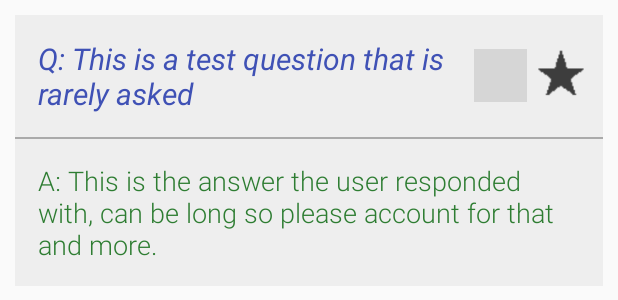
After one commit to leef3/Interview_Prepper_Interviewee, an Android app: the layout question_list_item.xml on its own in the app's theme, with its tools: preview values and no code run, on a phone screen of 412 x 824 dp. The commit adds this screen. Shown: the top 300 px of the screen. Run offline under Robolectric (Android 15) with nearby library versions, the phone set to English and light mode, and no system bars; grey boxes are pictures that could not be loaded.

Commit message:
Working QuestionList, Test Save

```diff
--- a/app/src/main/java/studios/redleef/interviewprepperinterviewee/MainActivity.java
+++ b/app/src/main/java/studios/redleef/interviewprepperinterviewee/MainActivity.java
@@ -52,6 +52,7 @@ public class MainActivity extends com.blunderer.materialdesignlibrary.activities
 
         return new NavigationDrawerTopHandler(this)
                 .addSection("User Specific")
+                .addItem(R.string.fragment_experience, R.drawable.ic_experience, new ExperienceFragment())
                 .addItem(R.string.fragment_scheduled, R.drawable.ic_scheduled, new ScheduledFragment())
                 .addItem(R.string.fragment_favorite, R.drawable.ic_favorite, new FavoriteFragment())
                 .addSection("Job Generic")
--- /dev/null
+++ b/app/src/main/res/layout/question_list_item.xml
@@ -0,0 +1,87 @@
+<?xml version="1.0" encoding="utf-8"?>
+<LinearLayout xmlns:android="http://schemas.android.com/apk/res/android"
+    android:orientation="vertical" android:layout_width="match_parent"
+    android:layout_height="match_parent">
+
+
+    <LinearLayout
+        android:orientation="vertical"
+        android:layout_width="fill_parent"
+        android:layout_marginTop="10dp"
+        android:layout_marginLeft="10dp"
+        android:layout_marginRight="10dp"
+        android:background="#EEEEEE"
+        android:layout_height="wrap_content">
+
+    <LinearLayout
+        android:orientation="horizontal"
+        android:layout_width="match_parent"
+        android:paddingLeft="15dp"
+        android:paddingTop="15dp"
+        android:paddingBottom="15dp"
+        android:paddingRight="5dp"
+        android:layout_height="wrap_content"
+        android:gravity="center">
+
+        <TextView
+            android:layout_width="0dp"
+            android:layout_height="wrap_content"
+            android:layout_weight="8"
+            android:text="Q: This is a test question that is rarely asked"
+            android:id="@+id/questionListItemQuestion"
+            android:textIsSelectable="false"
+            android:textSize="20dp"
+            android:textColor="#3F51B5"
+            android:textStyle="italic" />
+
+        <LinearLayout
+            android:orientation="horizontal"
+            android:layout_width="wrap_content"
+            android:gravity="center_vertical|right"
+            android:layout_height="wrap_content">
+
+            <ImageView
+                android:layout_width="35dp"
+                android:layout_height="35dp"
+                android:id="@+id/imageView2"
+                android:src="@drawable/ic_edit" />
+
+            <ImageView
+                android:layout_width="45dp"
+                android:layout_height="45dp"
+                android:id="@+id/imageView"
+                android:src="@drawable/ic_favorite" />
+
+        </LinearLayout>
+
+
+
+    </LinearLayout>
+
+
+
+    <LinearLayout
+        android:orientation="vertical"
+        android:layout_width="match_parent"
+        android:id="@+id/questionListAnswerLayout"
+        android:layout_height="wrap_content">
+
+        <View
+            android:layout_height="1dp"
+            android:layout_width="match_parent"
+            android:background="@android:color/darker_gray" />
+
+        <TextView
+            android:layout_width="match_parent"
+            android:layout_height="wrap_content"
+            android:padding="15dp"
+            android:text="A: This is the answer the user responded with, can be long so please account for that and more."
+            android:id="@+id/questionListItemAnswer"
+            android:fontFamily="sans-serif-light"
+            android:textColor="#2E7D32"
+            android:textSize="18dp" />
+    </LinearLayout>
+
+</LinearLayout>
+
+</LinearLayout>
```
Also changed, not shown: app/src/main/java/studios/redleef/interviewprepperinterviewee/DataModels/Question.java (added, +33 -0 lines), app/src/main/java/studios/redleef/interviewprepperinterviewee/DataModels/Schedule.java (added, +7 -0 lines), app/src/main/java/studios/redleef/interviewprepperinterviewee/Helpers/QuestionListAdapter.java (added, +106 -0 lines), app/src/main/java/studios/redleef/interviewprepperinterviewee/LandingPageActivity.java (+18 -0 lines), app/src/main/java/studios/redleef/interviewprepperinterviewee/QuestionFragment.java (+47 -1 lines), app/src/main/res/layout/fragment_question.xml (+6 -5 lines).
